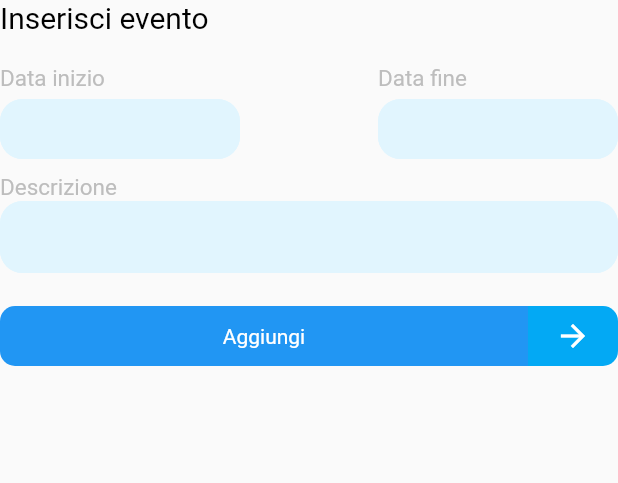
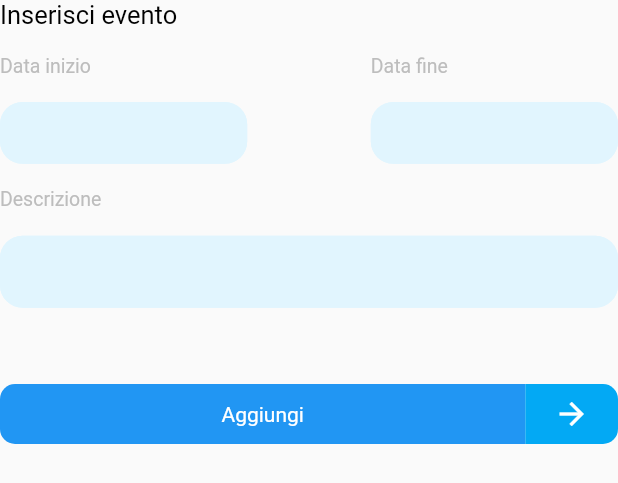
Before and after one commit to gianpieropa/calendarflutter, a Flutter app: the AddForm widget shown alone on an empty page, opened directly, on a phone screen of 412 x 824 dp. Shown: the top 483 px of the screen. Run offline on Flutter 3.47's test engine with Material 2 defaults, Android fonts, the phone set to English and light mode, and no system bars; our stand-ins replace bloc, equatable, flutter_bloc, flutter_calendar_carousel, flutter_swiper, sliding_up_panel and 1 more; accounts and stored records are empty.

Commit message:
Bug fix responsive app

```diff
--- a/lib/screens/addeventoform_screen.dart
+++ b/lib/screens/addeventoform_screen.dart
@@ -77,15 +77,10 @@ class _AddFormState extends State<AddForm> {
 
   @override
   Widget build(BuildContext context) {
+    final _queryData = MediaQuery.of(context);
     return BlocBuilder<AddFormBloc, AddFormState>(
       builder: (context, state) {
         if (state.formSubmittedSuccessfully) {
-          final FormState form = _formKey.currentState;
-          form.save();
-
-          BlocProvider.of<EventoListBloc>(context)
-              .add(AddEvento(evento: newEvento));
-
           return SuccessDialog(onDismissed: () {
             _dataController.clear();
             _descrizioneController.clear();
@@ -99,10 +94,12 @@ class _AddFormState extends State<AddForm> {
             children: <Widget>[
               Text(
                 "Inserisci evento",
-                style: TextStyle(color: Colors.black, fontSize: 20),
+                style: TextStyle(
+                    color: Colors.black,
+                    fontSize: _queryData.textScaleFactor * 17),
               ),
               SizedBox(
-                height: 20,
+                height: _queryData.size.height * 0.02,
               ),
               Row(
                 mainAxisAlignment: MainAxisAlignment.spaceBetween,
@@ -113,21 +110,22 @@ class _AddFormState extends State<AddForm> {
                         Text("Data inizio",
                             textAlign: TextAlign.left,
                             style: TextStyle(
-                                color: Colors.grey[400], fontSize: 15)),
+                                color: Colors.grey[400],
+                                fontSize: _queryData.textScaleFactor * 13)),
                         SizedBox(
-                          height: 5,
+                          height: _queryData.size.height * 0.02,
                         ),
                         Container(
-                          width: 160,
-                          height: 40,
+                          width: _queryData.size.width * 0.40,
+                          height: _queryData.size.height * 0.05,
                           child: TextFormField(
                               onTap: () {
-                                _chooseDateFine(
-                                    context, _dataFineController.text);
+                                _chooseDate(
+                                    context, _dataController.text);
                               },
-                              controller: _dataFineController,
+                              controller: _dataController,
                               decoration: new InputDecoration(
-                                contentPadding: EdgeInsets.all(10.0),
+                                contentPadding: EdgeInsets.only(left:10),
                                 hintText: "",
                                 filled: true,
                                 fillColor: Colors.lightBlue[50],
@@ -159,20 +157,21 @@ class _AddFormState extends State<AddForm> {
                         Text("Data fine",
                             textAlign: TextAlign.left,
                             style: TextStyle(
-                                color: Colors.grey[400], fontSize: 15)),
+                                color: Colors.grey[400],
+                                fontSize: _queryData.textScaleFactor * 13)),
                         SizedBox(
-                          height: 5,
+                          height: _queryData.size.height * 0.02,
                         ),
                         Container(
-                          width: 160,
-                          height: 40,
+                          width: _queryData.size.width * 0.40,
+                          height: _queryData.size.height * 0.05,
                           child: TextFormField(
                             onTap: () {
-                              _chooseDate(context, _dataController.text);
+                              _chooseDateFine(context, _dataFineController.text);
                             },
-                            controller: _dataController,
+                            controller: _dataFineController,
                             decoration: new InputDecoration(
-                              contentPadding: EdgeInsets.all(10.0),
+                                contentPadding: EdgeInsets.only(left:10),
                               filled: true,
                               fillColor: Colors.lightBlue[50],
                               enabledBorder: new OutlineInputBorder(
@@ -200,12 +199,19 @@ class _AddFormState extends State<AddForm> {
                       ])
                 ],
               ),
-              SizedBox(height: 10),
+              SizedBox(
+                height: _queryData.size.height * 0.02,
+              ),
               Text("Descrizione",
                   textAlign: TextAlign.left,
-                  style: TextStyle(color: Colors.grey[400], fontSize: 15)),
+                  style: TextStyle(
+                      color: Colors.grey[400],
+                      fontSize: _queryData.textScaleFactor * 13)),
+              SizedBox(
+                height: _queryData.size.height * 0.02,
+              ),
               Container(
-                height: 50,
+                height: _queryData.size.height * 0.07,
                 child: TextFormField(
                   controller: _descrizioneController,
                   decoration: new InputDecoration(
@@ -230,7 +236,9 @@ class _AddFormState extends State<AddForm> {
                   onSaved: (val) => newEvento.descrizione = val,
                 ),
               ),
-               SizedBox(height: 20,),
+              SizedBox(
+                height: _queryData.size.height * 0.05,
+              ),
               GestureDetector(
                 onTap: state.isFormValid ? _onSubmitPressed : null,
                 child: Row(
@@ -238,25 +246,33 @@ class _AddFormState extends State<AddForm> {
                     Expanded(
                       child: Container(
                         alignment: Alignment.center,
-                        width: 100,
+                        width: _queryData.size.width * 0.1,
                         height: 40,
                         decoration: BoxDecoration(
                             color: Colors.blue,
-                            borderRadius: BorderRadius.only(topLeft:Radius.circular(10),bottomLeft:Radius.circular(10))),
-                            child: Text("Aggiungi",style: TextStyle(color:Colors.white),),
+                            borderRadius: BorderRadius.only(
+                                topLeft: Radius.circular(10),
+                                bottomLeft: Radius.circular(10))),
+                        child: Text(
+                          "Aggiungi",
+                          style: TextStyle(color: Colors.white),
+                        ),
                       ),
                     ),
-
-                    Container(
-                      width: 60,
-                      height: 40,
-                      decoration: BoxDecoration(
+                    Align(
+                      alignment: Alignment.bottomCenter,
+                      child: Container(
+                        width: _queryData.size.width * 0.15,
+                        height: 40,
+                        decoration: BoxDecoration(
                             color: Colors.lightBlue,
-                            borderRadius: BorderRadius.only(topRight:Radius.circular(10),bottomRight:Radius.circular(10))),
-
-                      child: Icon(
-                        Icons.arrow_forward,
-                        color: Colors.white,
+                            borderRadius: BorderRadius.only(
+                                topRight: Radius.circular(10),
+                                bottomRight: Radius.circular(10))),
+                        child: Icon(
+                          Icons.arrow_forward,
+                          color: Colors.white,
+                        ),
                       ),
                     ),
                   ],
@@ -282,7 +298,7 @@ class _AddFormState extends State<AddForm> {
   }
 
   void _onDataFineChanged() {
-    _myFormBloc.add(DataFineChanged(data: _dataController.text));
+    _myFormBloc.add(DataFineChanged(data: _dataFineController.text));
   }
 
   void _onDescrizioneChanged() {
@@ -291,6 +307,11 @@ class _AddFormState extends State<AddForm> {
   }
 
   void _onSubmitPressed() {
+    final FormState form = _formKey.currentState;
+    form.save();
+
+    BlocProvider.of<EventoListBloc>(context).add(AddEvento(evento: newEvento));
+
     _myFormBloc.add(FormSubmitted());
   }
 }
```
Also changed, not shown: lib/screens/showCalendar.dart (+28 -27 lines), lib/widgets/eventi_list.dart (+7 -1 lines), lib/widgets/evento_item.dart (+14 -11 lines), assets/no_events.png (added).
